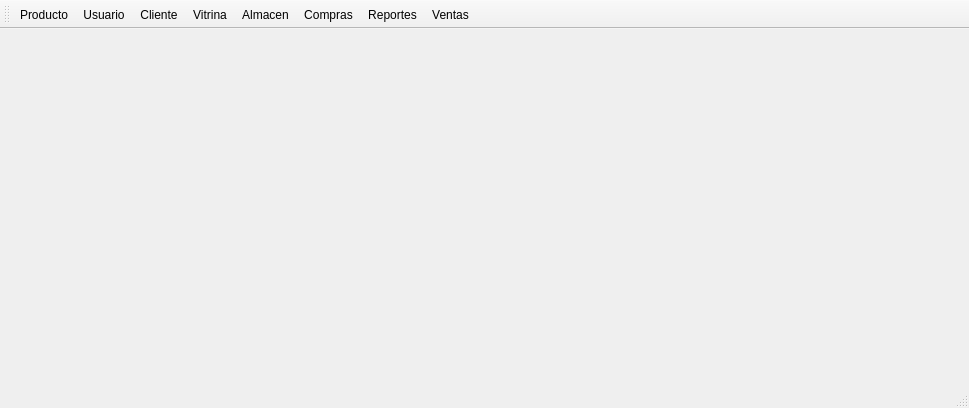
rodety/manager, file mainwindow.ui: the form before one commit.
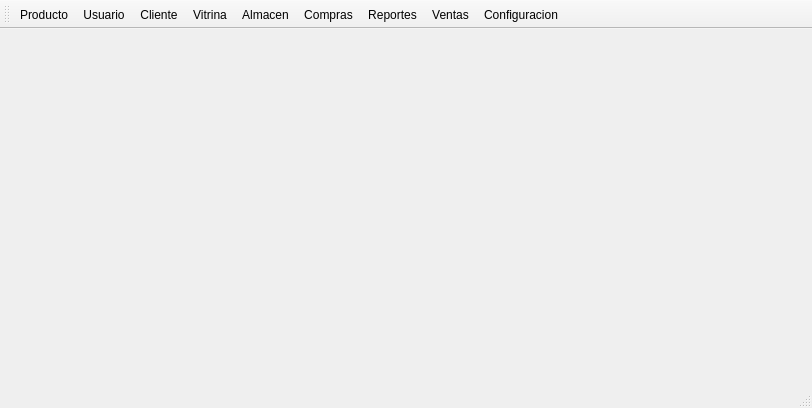
The form after the commit. Icons and pictures are not drawn.

Commit message: Agregando Configuracion

The edit to the form file:
```diff
--- a/mainwindow.ui
+++ b/mainwindow.ui
@@ -6,7 +6,7 @@
    <rect>
     <x>0</x>
     <y>0</y>
-    <width>969</width>
+    <width>812</width>
     <height>408</height>
    </rect>
   </property>
@@ -48,6 +48,7 @@
    <addaction name="actionCompras"/>
    <addaction name="actionReportes"/>
    <addaction name="actionVentas"/>
+   <addaction name="actionConfiguracion"/>
   </widget>
   <widget class="QStatusBar" name="statusBar"/>
   <action name="actionProducto">
@@ -155,6 +156,18 @@
     <string>Ctrl+Alt+N</string>
    </property>
   </action>
+  <action name="actionConfiguracion">
+   <property name="icon">
+    <iconset resource="Icons/Icons.qrc">
+     <normaloff>:/Icons/1349716392_monotone_wrench_settings.png</normaloff>:/Icons/1349716392_monotone_wrench_settings.png</iconset>
+   </property>
+   <property name="text">
+    <string>Configuracion</string>
+   </property>
+   <property name="shortcut">
+    <string>Ctrl+F</string>
+   </property>
+  </action>
  </widget>
  <layoutdefault spacing="6" margin="11"/>
  <resources>
```
Left out of the diff: 2 changed lines with no effect on the pictures. The commit also changes 7 other files.
